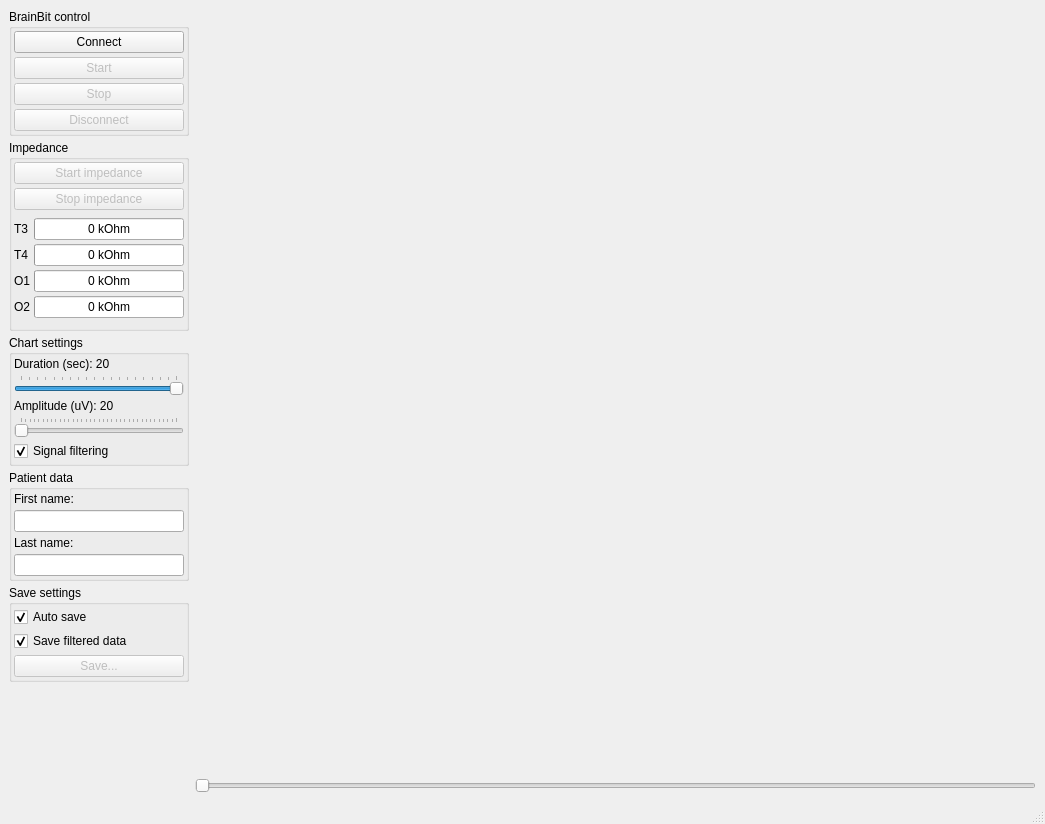
Old version of the form UI/mainwindow.ui in the repository ZarkSPb/BB_Python.
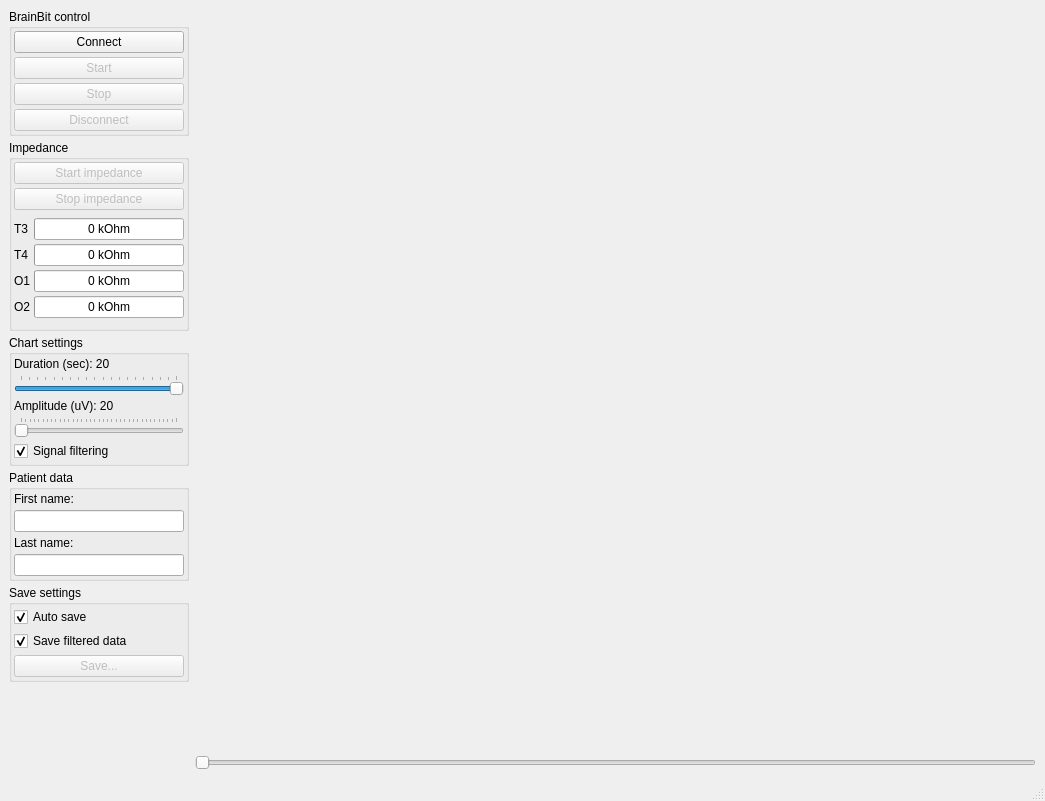
New version of the form.

Commit message: Debugging in slider amp

The edit to the form file:
```diff
--- a/UI/mainwindow.ui
+++ b/UI/mainwindow.ui
@@ -7,7 +7,7 @@
     <x>0</x>
     <y>0</y>
     <width>1045</width>
-    <height>824</height>
+    <height>801</height>
    </rect>
   </property>
   <property name="windowTitle">
```
Left out of the diff: 9 changed lines with no effect on the pictures. The commit also changes 2 other files.
